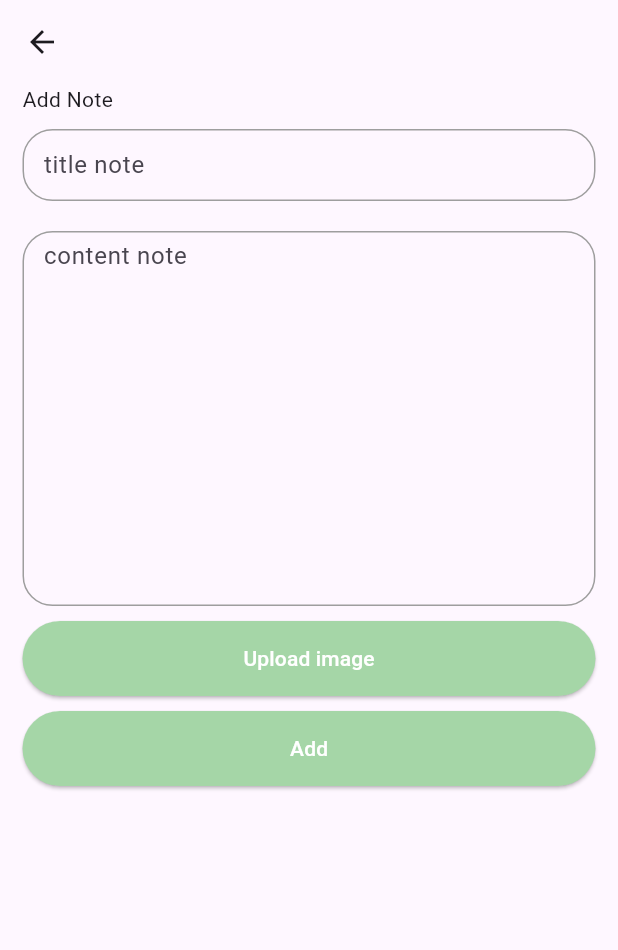
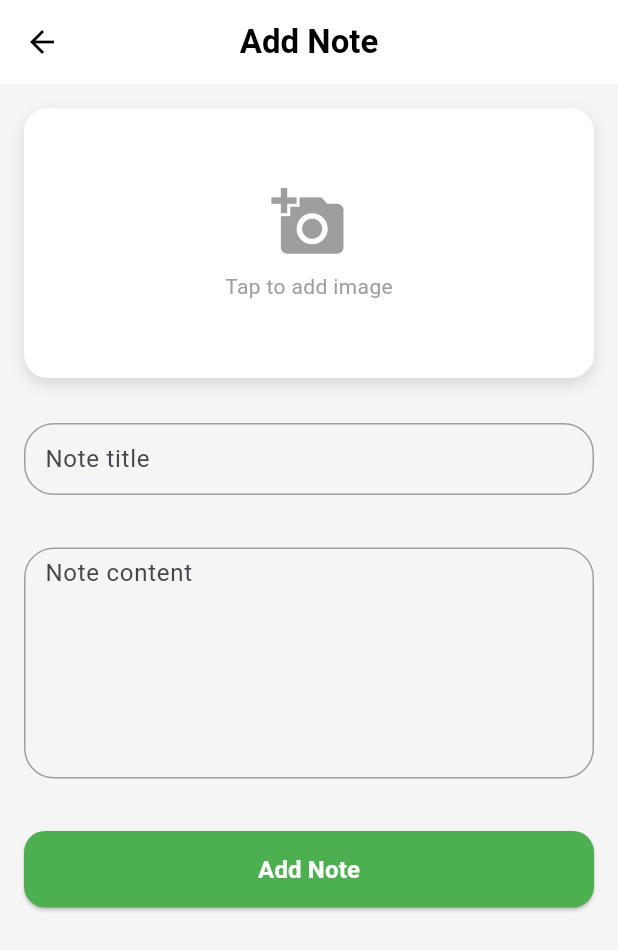
Before and after one commit to Soumia-Dev/php-provider, a Flutter app: the AddUpdateNote screen opened directly, on a phone screen of 412 x 824 dp. Shown: the top 950 px of the screen. Run offline on Flutter 3.47's test engine with Material 3 defaults, Android fonts, the light colour scheme and no system bars; our stand-ins replace image_picker.

Commit message:
update the  images

```diff
--- a/lib/presentation/add_update_note.dart
+++ b/lib/presentation/add_update_note.dart
@@ -12,7 +12,7 @@ import '../models/note.dart';
 import 'home.dart';
 
 class AddUpdateNote extends StatefulWidget {
-  AddUpdateNote({super.key, this.note, required this.isAddPage});
+  const AddUpdateNote({super.key, this.note, required this.isAddPage});
   final bool isAddPage;
   final Note? note;
 
@@ -23,6 +23,9 @@ class AddUpdateNote extends StatefulWidget {
 class _AddNoteState extends State<AddUpdateNote> with Crud {
   late TextEditingController titleController;
   late TextEditingController contentController;
+  bool isLoading = false;
+  File? imageFile;
+  final GlobalKey<FormState> formKey = GlobalKey<FormState>();
 
   @override
   void initState() {
@@ -31,16 +34,13 @@ class _AddNoteState extends State<AddUpdateNote> with Crud {
     super.initState();
   }
 
-  final GlobalKey<FormState> formKey = GlobalKey<FormState>();
-  bool isLoading = false;
-  File? imageFile;
-
   Future<void> pickImage(ImageSource source) async {
     final XFile? picked = await ImagePicker().pickImage(
       source: source,
       imageQuality: 80,
     );
     if (picked != null) {
+      Navigator.pop(context);
       setState(() {
         imageFile = File(picked.path);
       });
@@ -48,7 +48,7 @@ class _AddNoteState extends State<AddUpdateNote> with Crud {
   }
 
   addNot() async {
-    if (imageFile == null) {
+    if (imageFile == null && widget.isAddPage) {
       ScaffoldMessenger.of(context).showSnackBar(
         SnackBar(
           content: Text("please upload an image ❗"),
@@ -57,7 +57,6 @@ class _AddNoteState extends State<AddUpdateNote> with Crud {
       );
       return;
     }
-
     setState(() {
       isLoading = true;
     });
@@ -68,11 +67,19 @@ class _AddNoteState extends State<AddUpdateNote> with Crud {
             "note_title": titleController.text,
             "note_content": contentController.text,
           }, imageFile!)
-        : await postRequest(linkUpdateNote, {
+        : imageFile == null
+        ? await postRequest(linkUpdateNote, {
             "note_id": widget.note!.noteId.toString(),
             "note_title": titleController.text,
             "note_content": contentController.text,
-          });
+            "note_image": widget.note!.noteImage,
+          })
+        : await postRequestWithFile(linkUpdateNote, {
+            "note_id": widget.note!.noteId.toString(),
+            "note_title": titleController.text,
+            "note_content": contentController.text,
+            "note_image": widget.note!.noteImage,
+          }, imageFile!);
 
     setState(() {
       isLoading = false;
@@ -105,101 +112,161 @@ class _AddNoteState extends State<AddUpdateNote> with Crud {
   @override
   Widget build(BuildContext context) {
     return Scaffold(
-      appBar: AppBar(),
-      body: ListView(
-        padding: EdgeInsets.symmetric(horizontal: 15),
-        children: [
-          Text("${widget.isAddPage ? "Add" : "Update"} Note"),
-          Form(
+      backgroundColor: Colors.grey.shade100,
+      appBar: AppBar(
+        elevation: 0,
+        backgroundColor: Colors.white,
+        foregroundColor: Colors.black,
+        title: Text(
+          widget.isAddPage ? "Add Note" : "Update Note",
+          style: TextStyle(fontWeight: FontWeight.bold),
+        ),
+        centerTitle: true,
+      ),
+      body: SingleChildScrollView(
+        padding: const EdgeInsets.all(16),
+        child: Form(
           key: formKey,
           child: Column(
+            crossAxisAlignment: CrossAxisAlignment.stretch,
             children: [
-                TextFieldBuild(
-                  hint: 'title note',
-                  myController: titleController,
-                ),
-                TextFieldBuild(
-                  hint: 'content note',
-                  myController: contentController,
-                  maxLines: 10,
-                ),
-                ElevatedButton(
-                  onPressed: () {
+              GestureDetector(
+                onTap: () {
                   showModalBottomSheet(
                     context: context,
-                      builder: (context) => Column(
-                        children: [
-                          if (imageFile != null)
-                            Image.file(imageFile!, height: 150),
-                          Row(
+                    shape: RoundedRectangleBorder(
+                      borderRadius: BorderRadius.vertical(
+                        top: Radius.circular(20),
+                      ),
+                    ),
+                    builder: (_) => Container(
+                      height: 110,
+                      padding: EdgeInsets.all(5),
+                      child: Row(
                         mainAxisAlignment: MainAxisAlignment.spaceEvenly,
                         children: [
-                              InkWell(
-                                onTap: () {
-                                  pickImage(ImageSource.gallery);
-                                },
-                                child: Column(
-                                  children: [
-                                    Icon(Icons.photo, size: 50),
-
-                                    Text("Image From Gallery"),
+                          _imageOption(
+                            icon: Icons.photo,
+                            label: "Gallery",
+                            onTap: () => pickImage(ImageSource.gallery),
+                          ),
+                          _imageOption(
+                            icon: Icons.camera_alt,
+                            label: "Camera",
+                            onTap: () => pickImage(ImageSource.camera),
+                          ),
                         ],
                       ),
                     ),
-                              InkWell(
-                                onTap: () {
-                                  pickImage(ImageSource.camera);
+                  );
                 },
-                                child: Column(
+                child: Container(
+                  height: 180,
+                  decoration: BoxDecoration(
+                    color: Colors.white,
+                    borderRadius: BorderRadius.circular(16),
+                    boxShadow: [
+                      BoxShadow(
+                        color: Colors.black12,
+                        blurRadius: 8,
+                        offset: Offset(0, 4),
+                      ),
+                    ],
+                  ),
+                  child: ClipRRect(
+                    borderRadius: BorderRadius.circular(16),
+                    child: imageFile != null
+                        ? Image.file(imageFile!)
+                        : widget.isAddPage
+                        ? Column(
+                            mainAxisAlignment: MainAxisAlignment.center,
                             children: [
-                                    Icon(Icons.camera_alt, size: 50),
-                                    Text("Image From Camera"),
+                              Icon(
+                                Icons.add_a_photo,
+                                size: 50,
+                                color: Colors.grey,
+                              ),
+                              SizedBox(height: 8),
+                              Text(
+                                "Tap to add image",
+                                style: TextStyle(color: Colors.grey),
+                              ),
                             ],
+                          )
+                        : Image.network(
+                            linkUploadedImg + widget.note!.noteImage,
+                            fit: BoxFit.fill,
+                          ),
+                  ),
+                ),
+              ),
+              SizedBox(height: 20),
+              TextFieldBuild(hint: "Note title", myController: titleController),
+              SizedBox(height: 15),
+              TextFieldBuild(
+                hint: "Note content",
+                myController: contentController,
+                maxLines: 6,
+              ),
+              SizedBox(height: 25),
+              ElevatedButton(
+                onPressed: isLoading
+                    ? null
+                    : () {
+                        if (formKey.currentState!.validate()) {
+                          addNot();
+                        }
+                      },
+                style: ElevatedButton.styleFrom(
+                  backgroundColor: Colors.green,
+                  foregroundColor: Colors.white,
+                  padding: EdgeInsets.symmetric(vertical: 14),
+                  shape: RoundedRectangleBorder(
+                    borderRadius: BorderRadius.circular(14),
+                  ),
+                ),
+                child: isLoading
+                    ? SizedBox(
+                        width: 22,
+                        height: 22,
+                        child: CircularProgressIndicator(
+                          color: Colors.white,
+                          strokeWidth: 2,
+                        ),
+                      )
+                    : Text(
+                        widget.isAddPage ? "Add Note" : "Update Note",
+                        style: TextStyle(
+                          fontSize: 16,
+                          fontWeight: FontWeight.bold,
+                        ),
                       ),
               ),
             ],
           ),
-                        ],
+        ),
       ),
     );
-                  },
-                  style: ElevatedButton.styleFrom(
-                    backgroundColor: Colors.green.shade200,
-                    foregroundColor: Colors.white,
-                    minimumSize: Size(double.infinity, 50),
-                  ),
-                  child: Text("Upload image"),
-                ),
-                SizedBox(height: 10),
-                ElevatedButton(
-                  onPressed: () {
-                    if (!isLoading) {
-                      if (formKey.currentState!.validate()) {
-                        addNot();
   }
 }
-                  },
-                  style: ElevatedButton.styleFrom(
-                    backgroundColor: Colors.green.shade200,
-                    foregroundColor: Colors.white,
-                    minimumSize: Size(double.infinity, 50),
+
+Widget _imageOption({
+  required IconData icon,
+  required String label,
+  required VoidCallback onTap,
+}) {
+  return InkWell(
+    onTap: onTap,
+    child: Column(
+      children: [
+        CircleAvatar(
+          radius: 30,
+          backgroundColor: Colors.green.shade100,
+          child: Icon(icon, color: Colors.green, size: 28),
         ),
-                  child: isLoading
-                      ? const SizedBox(
-                          width: 20,
-                          height: 20,
-                          child: CircularProgressIndicator(
-                            strokeWidth: 2,
-                            color: Colors.white,
-                          ),
-                        )
-                      : Text(widget.isAddPage ? "Add" : "Update"),
-                ),
-              ],
-            ),
-          ),
+        SizedBox(height: 8),
+        Text(label),
       ],
     ),
   );
 }
-}
```
Also changed, not shown: lib/presentation/home.dart (+8 -7 lines). Lines whose indentation alone changed are shown as unchanged.
